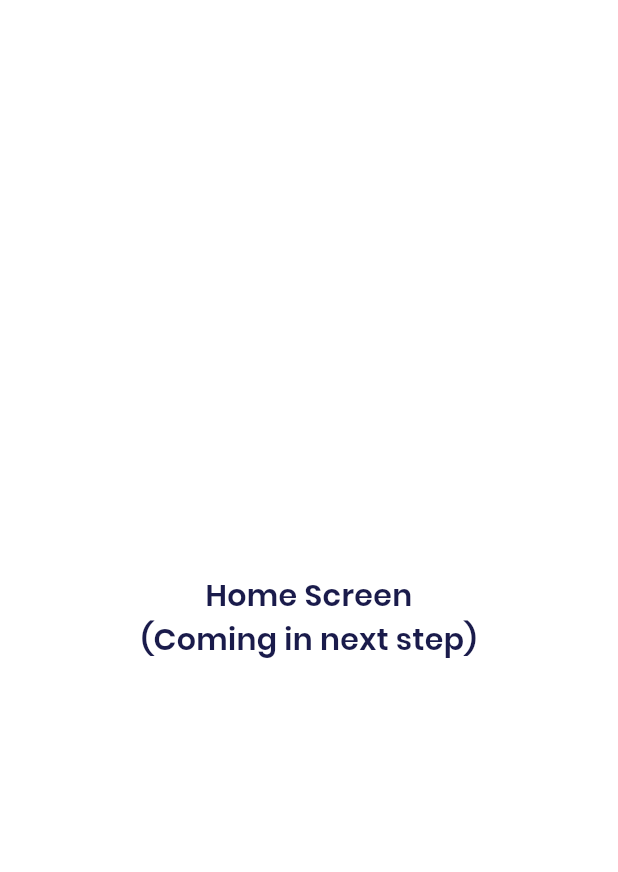
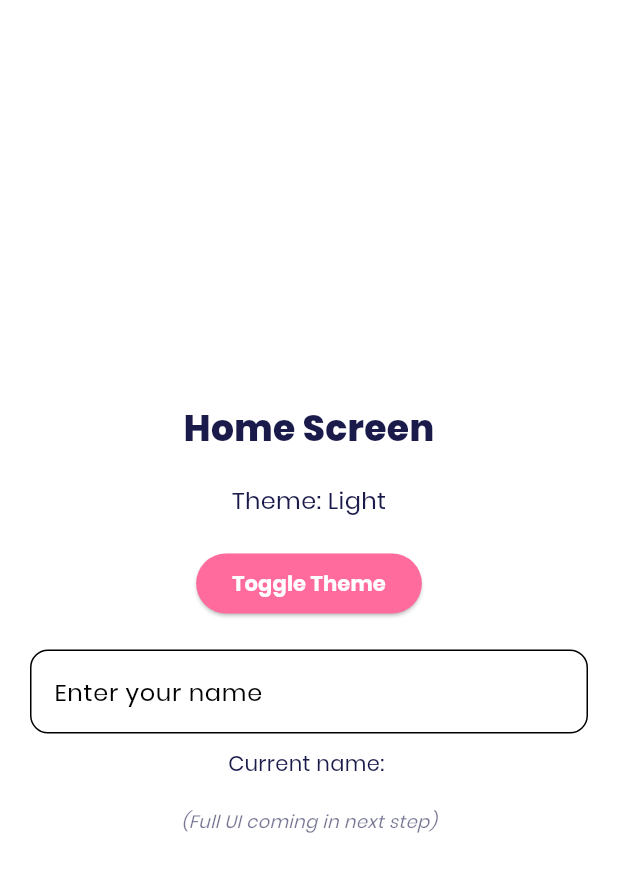
Before and after one commit to paranroman/AnimeLab, a Flutter app: the screen it shows after launch, on a phone screen of 412 x 824 dp. Shown: the top 872 px of the screen. Run offline on Flutter 3.47's test engine with Material 3 defaults, Android fonts, the phone set to English and light mode, and no system bars.

Commit message:
feat(state): implementasi tema dan quiz state management dengan provider

```diff
--- /dev/null
+++ b/lib/core/providers/quiz_provider.dart
@@ -0,0 +1,75 @@
+import 'package:flutter/material.dart';
+
+class QuizProvider extends ChangeNotifier {
+  String _userName = '';
+  int _currentQuestionIndex = 0;
+  int _score = 0;
+  int _totalTime = 0; // in seconds
+  List<int> _selectedQuestions = [];
+  Map<int, int> _userAnswers = {}; // questionIndex: selectedAnswerIndex
+
+  // Getters
+  String get userName => _userName;
+  int get currentQuestionIndex => _currentQuestionIndex;
+  int get score => _score;
+  int get totalTime => _totalTime;
+  List<int> get selectedQuestions => _selectedQuestions;
+  Map<int, int> get userAnswers => _userAnswers;
+
+  // Setters
+  void setUserName(String name) {
+    _userName = name;
+    notifyListeners();
+  }
+
+  void setSelectedQuestions(List<int> questions) {
+    _selectedQuestions = questions;
+    notifyListeners();
+  }
+
+  void setCurrentQuestionIndex(int index) {
+    _currentQuestionIndex = index;
+    notifyListeners();
+  }
+
+  void incrementScore() {
+    _score++;
+    notifyListeners();
+  }
+
+  void addTime(int seconds) {
+    _totalTime += seconds;
+    notifyListeners();
+  }
+
+  void saveAnswer(int questionIndex, int answerIndex) {
+    _userAnswers[questionIndex] = answerIndex;
+    notifyListeners();
+  }
+
+  void nextQuestion() {
+    if (_currentQuestionIndex < _selectedQuestions.length - 1) {
+      _currentQuestionIndex++;
+      notifyListeners();
+    }
+  }
+
+  void resetQuiz() {
+    _currentQuestionIndex = 0;
+    _score = 0;
+    _totalTime = 0;
+    _userAnswers.clear();
+    _selectedQuestions.clear();
+    notifyListeners();
+  }
+
+  void resetAll() {
+    _userName = '';
+    _currentQuestionIndex = 0;
+    _score = 0;
+    _totalTime = 0;
+    _userAnswers.clear();
+    _selectedQuestions.clear();
+    notifyListeners();
+  }
+}
--- /dev/null
+++ b/lib/core/providers/theme_provider.dart
@@ -0,0 +1,29 @@
+import 'package:flutter/material.dart';
+
+class ThemeProvider extends ChangeNotifier {
+  ThemeMode _themeMode = ThemeMode.light;
+
+  ThemeMode get themeMode => _themeMode;
+
+  bool get isDarkMode => _themeMode == ThemeMode.dark;
+
+  void toggleTheme() {
+    _themeMode = _themeMode == ThemeMode.light ? ThemeMode.dark : ThemeMode.light;
+    notifyListeners();
+  }
+
+  void setThemeMode(ThemeMode mode) {
+    _themeMode = mode;
+    notifyListeners();
+  }
+
+  void setLightMode() {
+    _themeMode = ThemeMode.light;
+    notifyListeners();
+  }
+
+  void setDarkMode() {
+    _themeMode = ThemeMode.dark;
+    notifyListeners();
+  }
+}
--- a/lib/main.dart
+++ b/lib/main.dart
@@ -1,17 +1,29 @@
 import 'package:flutter/material.dart';
 import 'package:flutter/services.dart';
+import 'package:provider/provider.dart';
 import 'core/theme/app_theme.dart';
+import 'core/providers/theme_provider.dart';
+import 'core/providers/quiz_provider.dart';
 import 'presentation/screens/splash_screen.dart';
 
 void main() {
   WidgetsFlutterBinding.ensureInitialized();
 
+  // Set preferred orientations
   SystemChrome.setPreferredOrientations([
     DeviceOrientation.portraitUp,
     DeviceOrientation.portraitDown,
   ]);
 
-  runApp(const MyApp());
+  runApp(
+    MultiProvider(
+      providers: [
+        ChangeNotifierProvider(create: (_) => ThemeProvider()),
+        ChangeNotifierProvider(create: (_) => QuizProvider()),
+      ],
+      child: const MyApp(),
+    ),
+  );
 }
 
 class MyApp extends StatelessWidget {
@@ -19,13 +31,17 @@ class MyApp extends StatelessWidget {
 
   @override
   Widget build(BuildContext context) {
+    return Consumer<ThemeProvider>(
+      builder: (context, themeProvider, child) {
         return MaterialApp(
           title: 'AnimeLab',
           debugShowCheckedModeBanner: false,
           theme: AppTheme.lightTheme,
           darkTheme: AppTheme.darkTheme,
-      themeMode: ThemeMode.light,
+          themeMode: themeProvider.themeMode,
           home: const SplashScreen(),
+        );
+      },
     );
   }
 }
--- a/lib/presentation/screens/home_screen.dart
+++ b/lib/presentation/screens/home_screen.dart
@@ -1,4 +1,7 @@
 import 'package:flutter/material.dart';
+import 'package:provider/provider.dart';
+import '../../core/providers/theme_provider.dart';
+import '../../core/providers/quiz_provider.dart';
 
 class HomeScreen extends StatefulWidget {
   const HomeScreen({super.key});
@@ -8,20 +11,104 @@ class HomeScreen extends StatefulWidget {
 }
 
 class _HomeScreenState extends State<HomeScreen> {
+  final TextEditingController _nameController = TextEditingController();
+
+  @override
+  void dispose() {
+    _nameController.dispose();
+    super.dispose();
+  }
+
   @override
   Widget build(BuildContext context) {
+    final themeProvider = Provider.of<ThemeProvider>(context);
+    final quizProvider = Provider.of<QuizProvider>(context);
+
     return Scaffold(
-      body: Center(
-        child: Text(
-          'Home Screen\n(Coming in next step)',
-          textAlign: TextAlign.center,
-          style: TextStyle(
-            fontFamily: 'Poppins',
-            fontSize: 20,
-            fontWeight: FontWeight.w600,
-            color: Theme.of(context).brightness == Brightness.light
-                ? const Color(0xFF1A1B4B)
-                : const Color(0xFFE8ECF5),
+      body: SafeArea(
+        child: Padding(
+          padding: const EdgeInsets.all(20.0),
+          child: Column(
+            mainAxisAlignment: MainAxisAlignment.center,
+            children: [
+              Text(
+                'Home Screen',
+                style: TextStyle(
+                  fontFamily: 'Poppins',
+                  fontSize: 24,
+                  fontWeight: FontWeight.w800,
+                  color: themeProvider.isDarkMode
+                      ? const Color(0xFFE8ECF5)
+                      : const Color(0xFF1A1B4B),
+                ),
+              ),
+              const SizedBox(height: 20),
+              Text(
+                'Theme: ${themeProvider.isDarkMode ? "Dark" : "Light"}',
+                style: TextStyle(
+                  fontFamily: 'Poppins',
+                  fontSize: 16,
+                  color: themeProvider.isDarkMode
+                      ? const Color(0xFFE8ECF5)
+                      : const Color(0xFF1A1B4B),
+                ),
+              ),
+              const SizedBox(height: 20),
+              ElevatedButton(
+                onPressed: () {
+                  themeProvider.toggleTheme();
+                },
+                style: ElevatedButton.styleFrom(
+                  backgroundColor: themeProvider.isDarkMode
+                      ? const Color(0xFFFF7BA8)
+                      : const Color(0xFFFF6B9D),
+                ),
+                child: Text(
+                  'Toggle Theme',
+                  style: TextStyle(
+                    fontFamily: 'Poppins',
+                    fontWeight: FontWeight.w700,
+                    color: Colors.white,
+                  ),
+                ),
+              ),
+              const SizedBox(height: 20),
+              TextField(
+                controller: _nameController,
+                decoration: InputDecoration(
+                  hintText: 'Enter your name',
+                  border: OutlineInputBorder(
+                    borderRadius: BorderRadius.circular(12),
+                  ),
+                ),
+                onChanged: (value) {
+                  quizProvider.setUserName(value);
+                },
+              ),
+              const SizedBox(height: 10),
+              Text(
+                'Current name: ${quizProvider.userName}',
+                style: TextStyle(
+                  fontFamily: 'Poppins',
+                  fontSize: 14,
+                  color: themeProvider.isDarkMode
+                      ? const Color(0xFFE8ECF5)
+                      : const Color(0xFF1A1B4B),
+                ),
+              ),
+              const SizedBox(height: 20),
+              Text(
+                '(Full UI coming in next step)',
+                style: TextStyle(
+                  fontFamily: 'Poppins',
+                  fontSize: 12,
+                  fontStyle: FontStyle.italic,
+                  color: themeProvider.isDarkMode
+                      ? const Color(0xFFE8ECF5).withValues(alpha: 0.6)
+                      : const Color(0xFF1A1B4B).withValues(alpha: 0.6),
+                ),
+              ),
+            ],
           ),
         ),
       ),
--- a/pubspec.yaml
+++ b/pubspec.yaml
@@ -12,12 +12,14 @@ dependencies:
     sdk: flutter
 
   cupertino_icons: ^1.0.8
+  provider: ^6.1.1
 
 dev_dependencies:
   flutter_test:
     sdk: flutter
 
   flutter_lints: ^6.0.0
+  flutter_launcher_icons: ^0.13.1
 
 flutter:
 
```
Also changed, not shown: pubspec.lock. Lines whose indentation alone changed are shown as unchanged.
